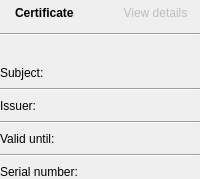
Old version of the form src/ui/widgets/certificatesummarywidget.ui in the repository sanny32/OpenUaExplorer.
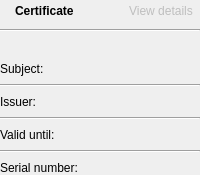
New version of the form. Custom widgets are drawn as their Qt base class.

Commit message: feat: Update CertificateSummaryWidget to use link-style for view details button

The edit to the form file:
```diff
--- a/src/ui/widgets/certificatesummarywidget.ui
+++ b/src/ui/widgets/certificatesummarywidget.ui
@@ -78,16 +78,8 @@
        <property name="iconName" stdset="0">
         <string>file-text</string>
        </property>
-       <property name="styleSheet">
-        <string notr="true">QToolButton#viewDetailsButton {
-    padding: 3px 7px;
-    border: 1px solid transparent;
-    border-radius: 3px;
-}
-QToolButton#viewDetailsButton:hover:enabled {
-    background: palette(button);
-    border-color: palette(mid);
-}</string>
+       <property name="linkStyle" stdset="0">
+        <bool>true</bool>
        </property>
        <property name="autoRaise">
         <bool>true</bool>
```
The commit also changes 1 other file.
